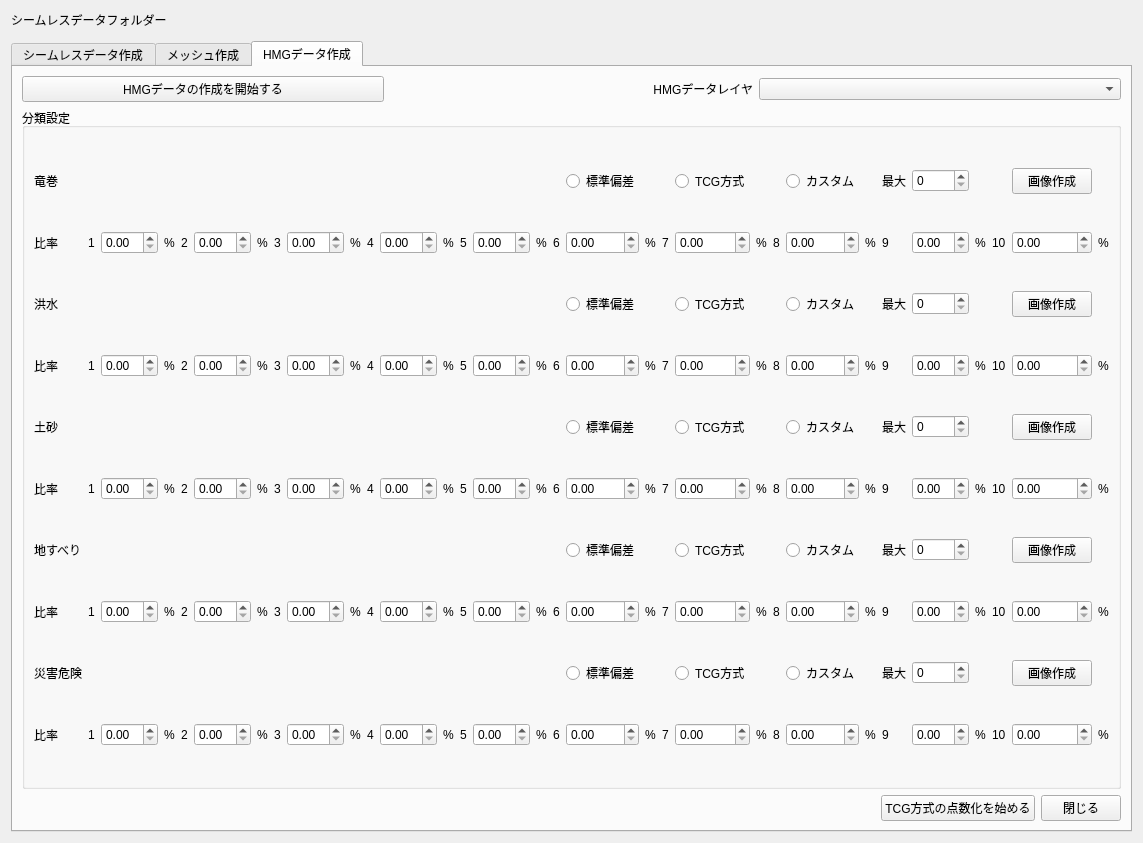
The window that ui/main_window.ui (0712kazu/HazardMapGame_tool) describes before a commit, drawn with Qt 5.
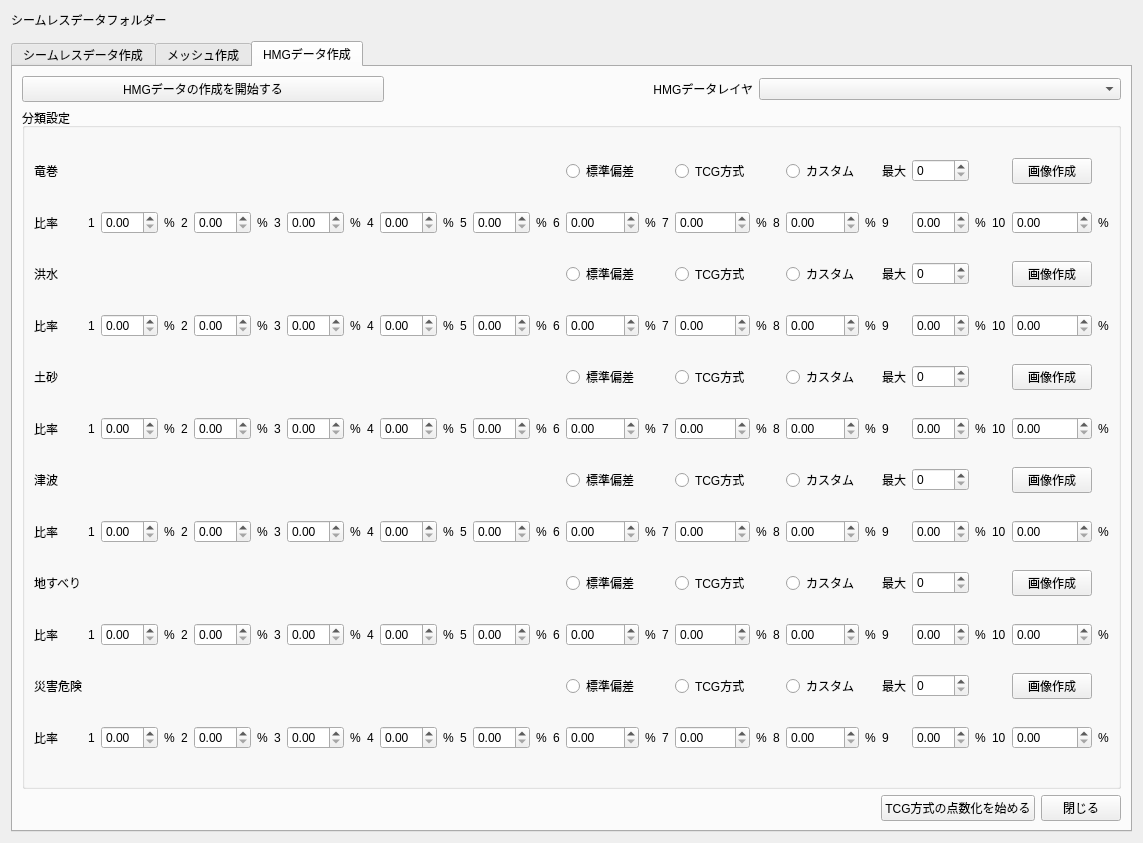
The same window after the commit. The open tabs and pages were chosen to show the change. Custom widgets are drawn as their Qt base class.

Commit message: Tsunami Classifier UI

```diff
--- a/ui/main_window.ui
+++ b/ui/main_window.ui
@@ -1467,6 +1467,254 @@
                </property>
               </widget>
             </item>
+        <!-- Classification 4: tsunami  -->
+            <item row="6" column="0">
+              <widget class="QLabel" name="label_classif_title_tsunami">
+               <property name="text">
+                <string>津波</string>
+               </property>
+               <property name="maximumSize">
+                <size>
+                    <width>60</width>
+                    <height>100</height>
+                </size>
+                </property>
+              </widget>
+            </item>
+            <!-- classification methods -->
+            <item row="6" column="17">
+              <widget class="QRadioButton" name="radiobutton_stdev_tsunami">
+              <property name="text">
+                <string>標準偏差</string>
+              </property>
+              <attribute name="buttonGroup">
+                <string notr="true">buttonGroup_tsunami</string>
+              </attribute>
+              </widget>
+            </item>
+            <item row="6" column="20">
+              <widget class="QRadioButton" name="radiobutton_tcg_tsunami">
+              <property name="text">
+                <string>TCG方式</string>
+              </property>
+              <attribute name="buttonGroup">
+                <string notr="true">buttonGroup_tsunami</string>
+              </attribute>
+              </widget>
+            </item>
+            <item row="6" column="23">
+              <widget class="QRadioButton" name="radiobutton_custom_tsunami">
+              <property name="text">
+                <string>カスタム</string>
+              </property>
+              <attribute name="buttonGroup">
+                <string notr="true">buttonGroup_tsunami</string>
+              </attribute>
+              </widget>
+            </item>
+            <!-- breaks numbers -->
+            <item row="6" column="25">
+              <widget class="QLabel" name="label_classif_max_tsunami">
+               <property name="text">
+                <string>最大</string>
+               </property>
+              </widget>
+            </item>
+            <item row="6" column="26">
+              <widget class="QSpinBox" name="classif_nbmax_tsunami"/>
+             </item>
+             <!-- active button -->
+            <item row="6" column="29">
+             <widget class="QPushButton" name="classif_showgraph_tsunami">
+              <property name="text">
+               <string>画像作成</string>
+              </property>
+             </widget>
+            </item>
+            <!-- breaks line -->
+            <item row="7" column="0">
+              <widget class="QLabel" name="label_classif_values_tsunami">
+               <property name="text">
+                <string>比率</string>
+               </property>
+               <property name="maximumSize">
+                <size>
+                    <width>60</width>
+                    <height>100</height>
+                </size>
+                </property>
+              </widget>
+            </item>
+            <item row="7" column="1">
+              <widget class="QLabel" name="label_percent_n1_tsunami">
+               <property name="text">
+                <string>1</string>
+               </property>
+              </widget>
+            </item>
+            <item row="7" column="2">
+              <widget class="QDoubleSpinBox" name="classif_percent_1_tsunami"/>
+             </item>
+            <item row="7" column="3">
+              <widget class="QLabel" name="label_percent_1_tsunami">
+               <property name="text">
+                <string>%</string>
+               </property>
+              </widget>
+            </item>
+            <item row="7" column="4">
+              <widget class="QLabel" name="label_percent_n2_tsunami">
+               <property name="text">
+                <string>2</string>
+               </property>
+              </widget>
+            </item>
+            <item row="7" column="5">
+              <widget class="QDoubleSpinBox" name="classif_percent_2_tsunami"/>
+             </item>
+            <item row="7" column="6">
+              <widget class="QLabel" name="label_percent_2_tsunami">
+               <property name="text">
+                <string>%</string>
+               </property>
+              </widget>
+            </item>
+            <item row="7" column="7">
+              <widget class="QLabel" name="label_percent_n3_tsunami">
+               <property name="text">
+                <string>3</string>
+               </property>
+              </widget>
+            </item>
+            <item row="7" column="8">
+              <widget class="QDoubleSpinBox" name="classif_percent_3_tsunami"/>
+             </item>
+            <item row="7" column="9">
+              <widget class="QLabel" name="label_percent_3_tsunami">
+               <property name="text">
+                <string>%</string>
+               </property>
+              </widget>
+            </item>
+            <item row="7" column="10">
+              <widget class="QLabel" name="label_percent_n4_tsunami">
+               <property name="text">
+                <string>4</string>
+               </property>
+              </widget>
+            </item>
+            <item row="7" column="11">
+              <widget class="QDoubleSpinBox" name="classif_percent_4_tsunami"/>
+             </item>
+            <item row="7" column="12">
+              <widget class="QLabel" name="label_percent_4_tsunami">
+               <property name="text">
+                <string>%</string>
+               </property>
+              </widget>
+            </item>
+            <item row="7" column="13">
+              <widget class="QLabel" name="label_percent_n5_tsunami">
+               <property name="text">
+                <string>5</string>
+               </property>
+              </widget>
+            </item>
+            <item row="7" column="14">
+              <widget class="QDoubleSpinBox" name="classif_percent_5_tsunami"/>
+             </item>
+            <item row="7" column="15">
+              <widget class="QLabel" name="label_percent_5_tsunami">
+               <property name="text">
+                <string>%</string>
+               </property>
+              </widget>
+            </item>
+            <item row="7" column="16">
+              <widget class="QLabel" name="label_percent_n6_tsunami">
+               <property name="text">
+                <string>6</string>
+               </property>
+              </widget>
+            </item>
+            <item row="7" column="17">
+              <widget class="QDoubleSpinBox" name="classif_percent_6_tsunami"/>
+             </item>
+            <item row="7" column="18">
+              <widget class="QLabel" name="label_percent_6_tsunami">
+               <property name="text">
+                <string>%</string>
+               </property>
+              </widget>
+            </item>
+            <item row="7" column="19">
+              <widget class="QLabel" name="label_percent_n7_tsunami">
+               <property name="text">
+                <string>7</string>
+               </property>
+              </widget>
+            </item>
+            <item row="7" column="20">
+              <widget class="QDoubleSpinBox" name="classif_percent_7_tsunami"/>
+             </item>
+            <item row="7" column="21">
+              <widget class="QLabel" name="label_percent_7_tsunami">
+               <property name="text">
+                <string>%</string>
+               </property>
+              </widget>
+            </item>
+            <item row="7" column="22">
+              <widget class="QLabel" name="label_percent_n8_tsunami">
+               <property name="text">
+                <string>8</string>
+               </property>
+              </widget>
+            </item>
+            <item row="7" column="23">
+              <widget class="QDoubleSpinBox" name="classif_percent_8_tsunami"/>
+             </item>
+            <item row="7" column="24">
+              <widget class="QLabel" name="label_percent_8_tsunami">
+               <property name="text">
+                <string>%</string>
+               </property>
+              </widget>
+            </item>
+            <item row="7" column="25">
+              <widget class="QLabel" name="label_percent_n9_tsunami">
+               <property name="text">
+                <string>9</string>
+               </property>
+              </widget>
+            </item>
+            <item row="7" column="26">
+              <widget class="QDoubleSpinBox" name="classif_percent_9_tsunami"/>
+             </item>
+            <item row="7" column="27">
+              <widget class="QLabel" name="label_percent_9_tsunami">
+               <property name="text">
+                <string>%</string>
+               </property>
+              </widget>
+            </item>
+            <item row="7" column="28">
+              <widget class="QLabel" name="label_percent_n10_tsunami">
+               <property name="text">
+                <string>10</string>
+               </property>
+              </widget>
+            </item>
+            <item row="7" column="29">
+              <widget class="QDoubleSpinBox" name="classif_percent_10_tsunami"/>
+             </item>
+            <item row="7" column="30">
+              <widget class="QLabel" name="label_percent_10_tsunami">
+               <property name="text">
+                <string>%</string>
+               </property>
+              </widget>
+            </item>
         <!-- Classification 5: Landslip  -->
             <item row="8" column="0">
               <widget class="QLabel" name="label_classif_title_jisuberi">
```
